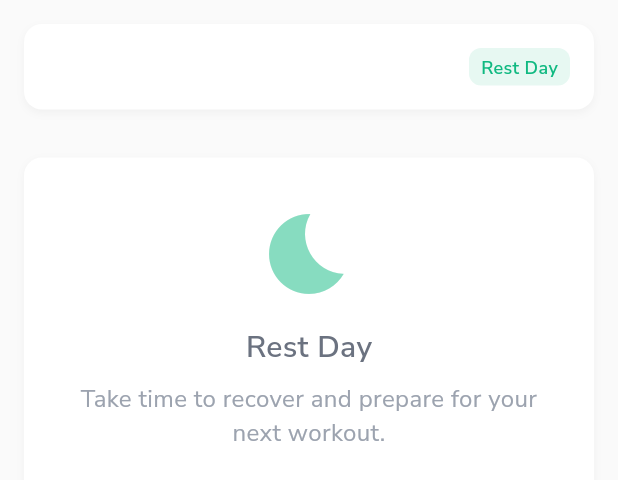
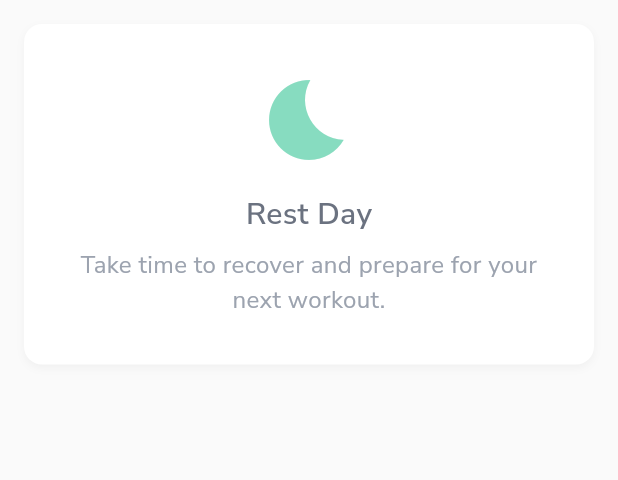
Before and after one commit to mahmoudal99/moctarnutrition, a Flutter app: the DayView widget shown alone on an empty page, opened directly with empty values, on a phone screen of 412 x 824 dp. Shown: the top 480 px of the screen. Run offline on Flutter 3.47's test engine with Material 3 defaults, Android fonts, the phone set to English and light mode, and no system bars; our stand-ins replace auth_buttons, cached_network_image, cloud_firestore, confetti, firebase_auth, firebase_core and 18 more; missing offline and left inert: flutter_floating_bottom_bar, flutter_stripe, mobile_scanner, openfoodfacts; accounts and stored records are empty; project files that could hold a hidden picture were left out.

Commit message:
Improve workout screen design

```diff
--- a/lib/features/workouts/presentation/widgets/day_view.dart
+++ b/lib/features/workouts/presentation/widgets/day_view.dart
@@ -15,70 +15,11 @@ class DayView extends StatelessWidget {
   Widget build(BuildContext context) {
     return Column(
       children: [
-        _buildDayHeader(),
         if (dailyWorkout.isRestDay)
           _buildRestDayContent()
         else
           _buildWorkoutContent(),
       ],
-    );
-  }
-
-  Widget _buildDayHeader() {
-    return Container(
-      margin: const EdgeInsets.all(AppConstants.spacingM),
-      padding: const EdgeInsets.all(AppConstants.spacingM),
-      decoration: BoxDecoration(
-        color: AppConstants.surfaceColor,
-        borderRadius: BorderRadius.circular(AppConstants.radiusM),
-        boxShadow: AppConstants.shadowS,
-      ),
-      child: Column(
-        crossAxisAlignment: CrossAxisAlignment.start,
-        children: [
-          Row(
-            children: [
-              Text(
-                dailyWorkout.dayName,
-                style: AppTextStyles.heading5.copyWith(
-                  fontWeight: FontWeight.w600,
-                ),
-              ),
-              const Spacer(),
-              Container(
-                padding: const EdgeInsets.symmetric(
-                  horizontal: AppConstants.spacingS,
-                  vertical: AppConstants.spacingXS,
-                ),
-                decoration: BoxDecoration(
-                  color: dailyWorkout.isRestDay
-                      ? AppConstants.primaryColor.withOpacity(0.1)
-                      : AppConstants.primaryColor,
-                  borderRadius: BorderRadius.circular(AppConstants.radiusS),
-                ),
-                child: Text(
-                  dailyWorkout.isRestDay ? 'Rest Day' : 'Workout Day',
-                  style: AppTextStyles.caption.copyWith(
-                    color: dailyWorkout.isRestDay
-                        ? AppConstants.primaryColor
-                        : AppConstants.surfaceColor,
-                    fontWeight: FontWeight.w600,
-                  ),
-                ),
-              ),
-            ],
-          ),
-          if (!dailyWorkout.isRestDay) ...[
-            const SizedBox(height: AppConstants.spacingS),
-            Text(
-              '${dailyWorkout.workouts.length} workout${dailyWorkout.workouts.length != 1 ? 's' : ''} • ${dailyWorkout.estimatedDuration} min',
-              style: AppTextStyles.bodySmall.copyWith(
-                color: AppConstants.textSecondary,
-              ),
-            ),
-          ],
-        ],
-      ),
     );
   }
 
```
